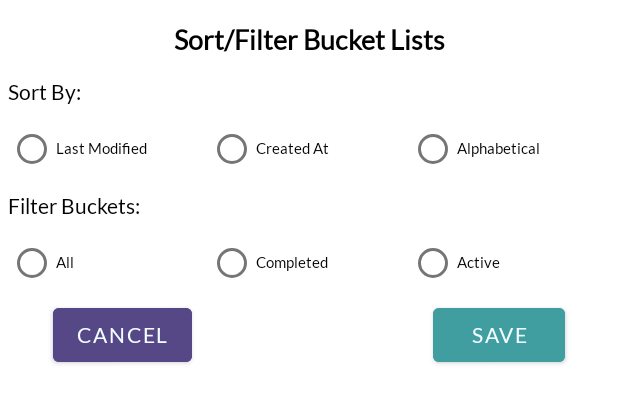
After one commit to evelynhasama/BucketBuds, an Android app: the layout dialog_sort_filter.xml on its own in the app's theme, with its tools: preview values and no code run, on a phone screen of 412 x 824 dp. The commit adds this screen. Shown: the top 403 px of the screen. Run offline under Robolectric (Android 15) with nearby library versions, the phone set to English and light mode, and no system bars.

Commit message:
User can see sort/filter bucket lists

```diff
--- a/app/src/main/java/com/example/bucketbuds/BucketList.java
+++ b/app/src/main/java/com/example/bucketbuds/BucketList.java
@@ -16,6 +16,8 @@ public class BucketList extends ParseObject {
     public static final String KEY_COMPLETED = "completed";
     public static final String KEY_USERS = "users";
     public static final String KEY_IMAGE = "image";
+    public static final String KEY_BUCKET_UPDATED = "updatedAt";
+    public static final String KEY_BUCKET_CREATED = "createdAt";
     public static final String TAG = "BucketListClass";
 
     public BucketList(){}
--- a/app/src/main/java/com/example/bucketbuds/MainActivity.java
+++ b/app/src/main/java/com/example/bucketbuds/MainActivity.java
@@ -53,4 +53,5 @@ public class MainActivity extends AppCompatActivity {
         // Set default selection
         bottomNavigationView.setSelectedItemId(R.id.action_buckets);
     }
+
 }
--- /dev/null
+++ b/app/src/main/res/layout/dialog_sort_filter.xml
@@ -0,0 +1,120 @@
+<?xml version="1.0" encoding="utf-8"?>
+<LinearLayout xmlns:android="http://schemas.android.com/apk/res/android"
+    android:orientation="vertical"
+    android:layout_width="wrap_content"
+    android:layout_height="wrap_content"
+    android:padding="5dp">
+
+    <TextView
+        android:layout_width="match_parent"
+        android:layout_height="wrap_content"
+        android:layout_marginVertical="10dp"
+        android:gravity="center_horizontal"
+        android:text="@string/sort_filter_bucket_lists"
+        android:textColor="@color/black"
+        android:textSize="18sp"
+        android:textStyle="bold" />
+
+    <TextView
+        android:id="@+id/textView2"
+        android:layout_width="match_parent"
+        android:layout_height="wrap_content"
+        android:paddingVertical="5dp"
+        android:text="@string/sort_by"
+        android:textColor="@color/black" />
+
+    <RadioGroup
+        android:id="@+id/rgSort"
+        android:layout_width="match_parent"
+        android:layout_height="match_parent"
+        android:orientation="horizontal">
+
+        <RadioButton
+            android:id="@+id/rbModified"
+            android:layout_width="0dp"
+            android:layout_height="wrap_content"
+            android:layout_weight="1"
+            android:text="@string/last_modified"
+            android:textSize="10sp" />
+
+        <RadioButton
+            android:id="@+id/rbCreated"
+            android:layout_width="0dp"
+            android:layout_height="wrap_content"
+            android:layout_weight="1"
+            android:text="@string/created_at"
+            android:textSize="10sp" />
+
+        <RadioButton
+            android:id="@+id/rbAlphabetical"
+            android:layout_width="0dp"
+            android:layout_height="wrap_content"
+            android:layout_weight="1"
+            android:text="@string/alphabetical"
+            android:textSize="10sp" />
+    </RadioGroup>
+
+    <TextView
+        android:id="@+id/textView3"
+        android:layout_width="match_parent"
+        android:layout_height="wrap_content"
+        android:paddingVertical="5dp"
+        android:text="@string/filter_buckets"
+        android:textColor="@color/black" />
+
+    <RadioGroup
+        android:id="@+id/rgFilter"
+        android:layout_width="match_parent"
+        android:layout_height="match_parent"
+        android:orientation="horizontal">
+
+        <RadioButton
+            android:id="@+id/rbAll"
+            android:layout_width="0dp"
+            android:layout_height="wrap_content"
+            android:layout_weight="1"
+            android:text="@string/all"
+            android:textSize="10sp" />
+
+        <RadioButton
+            android:id="@+id/rbCompleted"
+            android:layout_width="0dp"
+            android:layout_height="wrap_content"
+            android:layout_weight="1"
+            android:text="@string/completed"
+            android:textSize="10sp" />
+
+        <RadioButton
+            android:id="@+id/rbActive"
+            android:layout_width="0dp"
+            android:layout_height="wrap_content"
+            android:layout_weight="1"
+            android:text="@string/active"
+            android:textSize="10sp" />
+    </RadioGroup>
+
+    <RelativeLayout
+        android:layout_width="match_parent"
+        android:layout_height="match_parent">
+
+        <Button
+            android:id="@+id/btnCancelDSF"
+            android:layout_width="wrap_content"
+            android:layout_height="wrap_content"
+            android:layout_marginStart="30dp"
+            android:backgroundTint="@color/grape"
+            android:text="@string/cancel" />
+
+        <Button
+            android:id="@+id/btnSaveDSF"
+            android:layout_width="wrap_content"
+            android:layout_height="wrap_content"
+            android:layout_alignParentTop="true"
+            android:layout_alignParentEnd="true"
+            android:layout_marginTop="0dp"
+            android:layout_marginEnd="30dp"
+            android:backgroundTint="@color/cadet_blue"
+            android:text="@string/save" />
+    </RelativeLayout>
+
+</LinearLayout>
--- a/app/src/main/res/values/strings.xml
+++ b/app/src/main/res/values/strings.xml
@@ -23,4 +23,13 @@
     <string name="hello_blank_fragment">Hello blank fragment</string>
     <string name="bucket_list_name">bucket list name</string>
     <string name="describe_your_bucket_list">describe your bucket list</string>
+    <string name="sort_filter_bucket_lists">Sort/Filter Bucket Lists</string>
+    <string name="created_at">Created At</string>
+    <string name="last_modified">Last Modified</string>
+    <string name="alphabetical">Alphabetical</string>
+    <string name="filter_buckets">Filter Buckets:</string>
+    <string name="all">All</string>
+    <string name="completed">Completed</string>
+    <string name="active">Active</string>
+    <string name="sort_by">Sort By:</string>
 </resources>
```
Also changed, not shown: app/src/main/java/com/example/bucketbuds/BucketListAdapter.java (+17 -1 lines), app/src/main/java/com/example/bucketbuds/BucketsFragment.java (+69 -18 lines).
